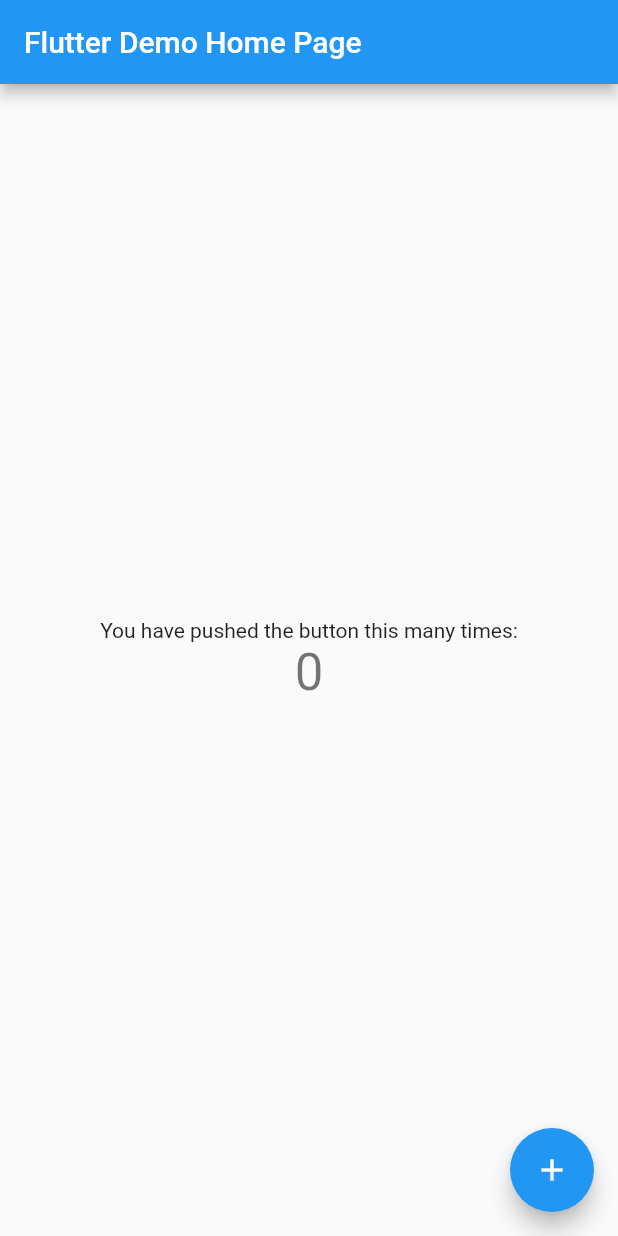
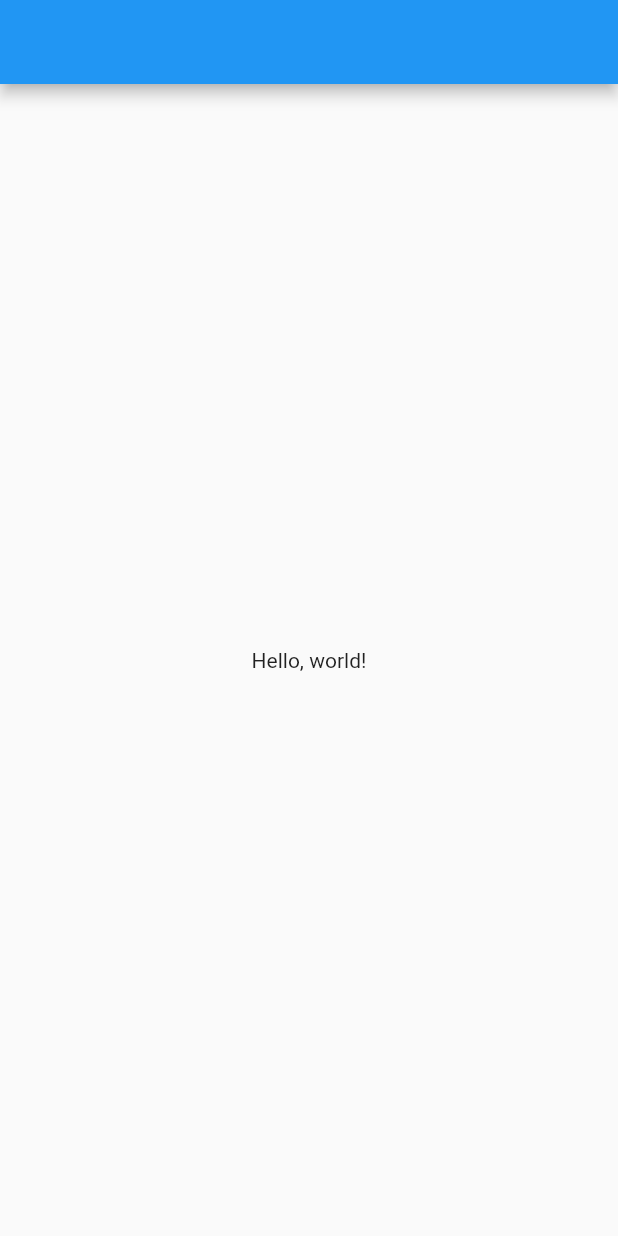
Before and after one commit to decotown/hello-world, a Flutter app: the screen it shows after launch, on a phone screen of 412 x 824 dp. Run offline on Flutter 3.47's test engine with Material 2 defaults, Android fonts, the phone set to English and light mode, and no system bars.

Commit message:
addin text to app

```diff
--- a/lib/main.dart
+++ b/lib/main.dart
@@ -1,107 +1,25 @@
 import 'package:flutter/material.dart';
 
-void main() {
-  runApp(const MyApp());
+class MyApp extends StatefulWidget {
+  @override
+  _MyAppState createState() => _MyAppState();
 }
-
-class MyApp extends StatelessWidget {
-  const MyApp({super.key});
-
-  // This widget is the root of your application.
+class _MyAppState extends State<MyApp>{
   @override
-  Widget build(BuildContext context) {
-    return MaterialApp(
-      title: 'Flutter Demo',
-      theme: ThemeData(
-
-        primarySwatch: Colors.blue,
-      ),
-      home: const MyHomePage(title: 'Flutter Demo Home Page'),
-    );
+  Widget build(BuildContext){
+    return Container();
   }
 }
 
-class MyHomePage extends StatefulWidget {
-  const MyHomePage({super.key, required this.title});
-
-  // This widget is the home page of your application. It is stateful, meaning
-  // that it has a State object (defined below) that contains fields that affect
-  // how it looks.
-
-  // This class is the configuration for the state. It holds the values (in this
-  // case the title) provided by the parent (in this case the App widget) and
-  // used by the build method of the State. Fields in a Widget subclass are
-  // always marked "final".
-
-  final String title;
-
-  @override
-  State<MyHomePage> createState() => _MyHomePageState();
+void main() {
+  runApp(
+    MaterialApp(
+      home: Scaffold(
+        appBar: AppBar(),
+        body: Center(
+          child: Text('Hello, world!'),
+        )
+      )
+    )
+  );
 }
-
-class _MyHomePageState extends State<MyHomePage> {
-  int _counter = 0;
-
-  void _incrementCounter() {
-    setState(() {
-      // This call to setState tells the Flutter framework that something has
-      // changed in this State, which causes it to rerun the build method below
-      // so that the display can reflect the updated values. If we changed
-      // _counter without calling setState(), then the build method would not be
-      // called again, and so nothing would appear to happen.
-      _counter++;
-    });
-  }
-
-  @override
-  Widget build(BuildContext context) {
-    // This method is rerun every time setState is called, for instance as done
-    // by the _incrementCounter method above.
-    //
-    // The Flutter framework has been optimized to make rerunning build methods
-    // fast, so that you can just rebuild anything that needs updating rather
-    // than having to individually change instances of widgets.
-    return Scaffold(
-      appBar: AppBar(
-        // Here we take the value from the MyHomePage object that was created by
-        // the App.build method, and use it to set our appbar title.
-        title: Text(widget.title),
-      ),
-      body: Center(
-        // Center is a layout widget. It takes a single child and positions it
-        // in the middle of the parent.
-        child: Column(
-          // Column is also a layout widget. It takes a list of children and
-          // arranges them vertically. By default, it sizes itself to fit its
-          // children horizontally, and tries to be as tall as its parent.
-          //
-          // Invoke "debug painting" (press "p" in the console, choose the
-          // "Toggle Debug Paint" action from the Flutter Inspector in Android
-          // Studio, or the "Toggle Debug Paint" command in Visual Studio Code)
-          // to see the wireframe for each widget.
-          //
-          // Column has various properties to control how it sizes itself and
-          // how it positions its children. Here we use mainAxisAlignment to
-          // center the children vertically; the main axis here is the vertical
-          // axis because Columns are vertical (the cross axis would be
-          // horizontal).
-          mainAxisAlignment: MainAxisAlignment.center,
-          children: <Widget>[
-            const Text(
-              'You have pushed the button this many times:',
-            ),
-            Text(
-              '$_counter',
-              style: Theme.of(context).textTheme.headline4,
-            ),
-          ],
-        ),
-      ),
-      floatingActionButton: FloatingActionButton(
-        onPressed: _incrementCounter,
-        tooltip: 'Increment',
-        child: const Icon(Icons.add),
-      ), // This trailing comma makes auto-formatting nicer for build methods.
-    );
-  }
-}
```
